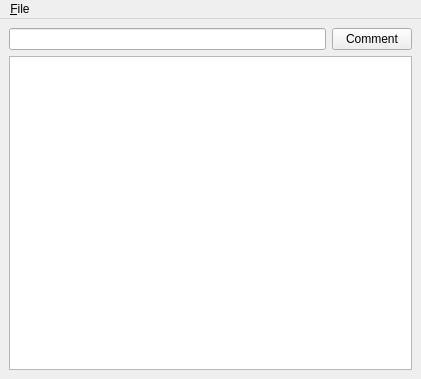
Qt form newsfeedpostview.ui (brik/facebrick) before a commit.
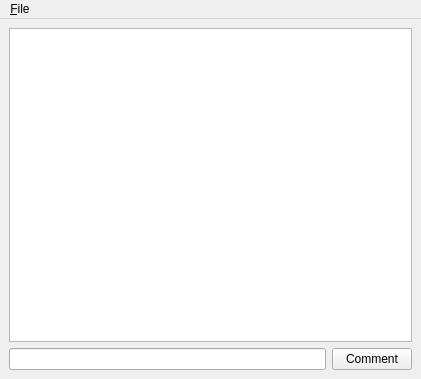
The same form after that commit.

Commit message: UI adjustments to put post entry at the bottom.

Diff of the .ui file:
```diff
--- a/newsfeedpostview.ui
+++ b/newsfeedpostview.ui
@@ -15,6 +15,16 @@
   </property>
   <widget class="QWidget" name="centralwidget">
    <layout class="QVBoxLayout" name="verticalLayout">
+    <item>
+     <widget class="QListView" name="commentsListView">
+      <property name="horizontalScrollBarPolicy">
+       <enum>Qt::ScrollBarAlwaysOff</enum>
+      </property>
+      <property name="resizeMode">
+       <enum>QListView::Adjust</enum>
+      </property>
+     </widget>
+    </item>
     <item>
      <layout class="QHBoxLayout" name="horizontalLayout">
       <property name="topMargin">
@@ -32,16 +42,6 @@
       </item>
      </layout>
     </item>
-    <item>
-     <widget class="QListView" name="commentsListView">
-      <property name="horizontalScrollBarPolicy">
-       <enum>Qt::ScrollBarAlwaysOff</enum>
-      </property>
-      <property name="resizeMode">
-       <enum>QListView::Adjust</enum>
-      </property>
-     </widget>
-    </item>
    </layout>
   </widget>
   <widget class="QMenuBar" name="menubar">
```
The commit also changes 1 other file.
